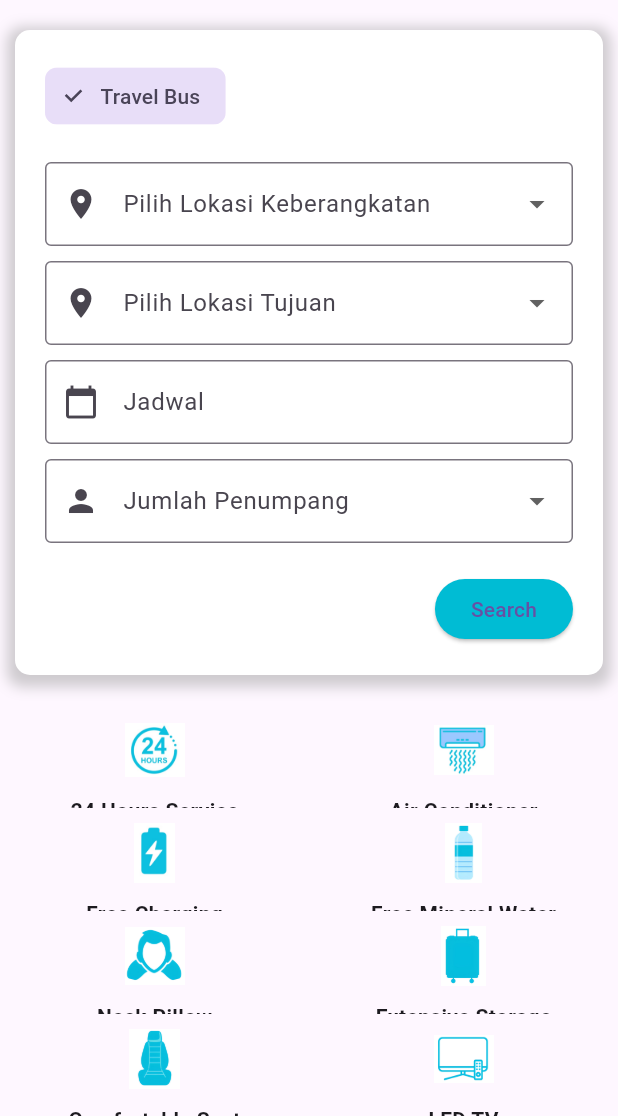
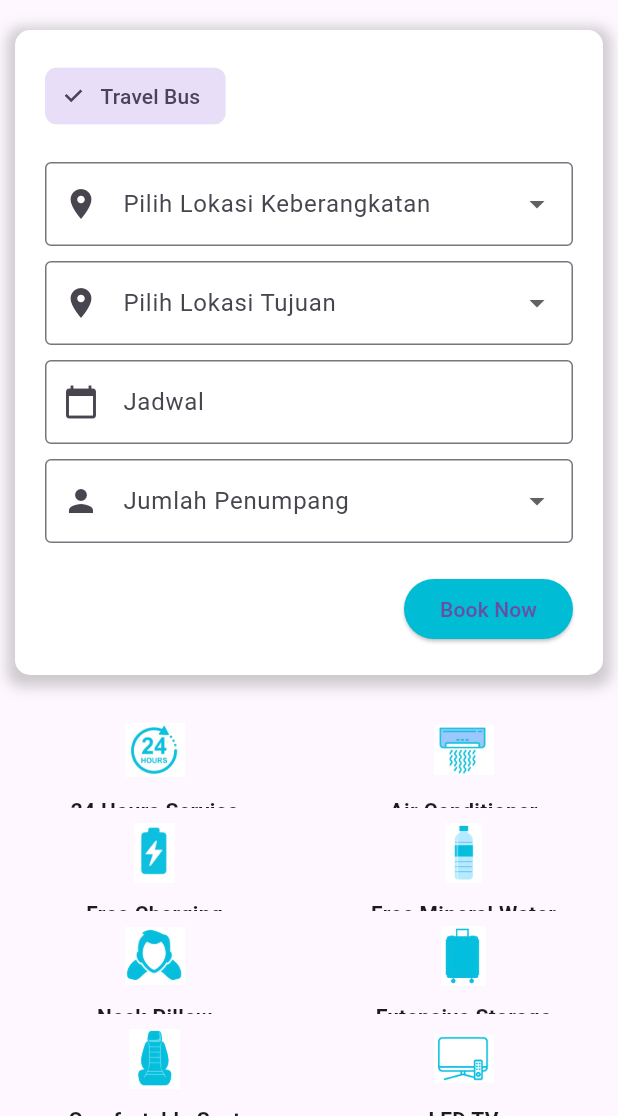
Before and after one commit to hemialisaaas/zarstravels, a Flutter app: the screen it shows once a user with an empty profile is signed in, scrolled down 178 dp, on a phone screen of 412 x 824 dp, the part 120-1236 px from its top. Run offline on Flutter 3.47's test engine with Material 3 defaults, Android fonts, the light colour scheme and no system bars; our stand-ins replace cloud_firestore, firebase_auth, firebase_core; accounts and stored records are empty.

Commit message:
Update main.dart

```diff
--- a/zarstravels/lib/main.dart
+++ b/zarstravels/lib/main.dart
@@ -312,7 +312,7 @@ class _SearchWidgetState extends State<SearchWidget> {
               style: ElevatedButton.styleFrom(
                 backgroundColor: Colors.cyan,
               ),
-              child: Text("Search"),
+              child: Text("Book Now"),
             ),
           ),
         ],
```
